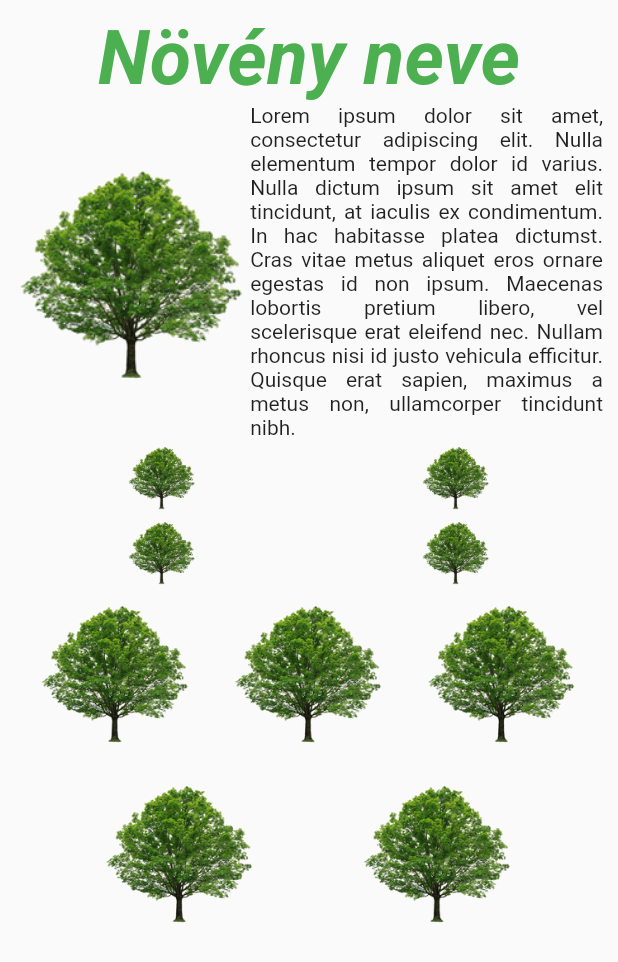
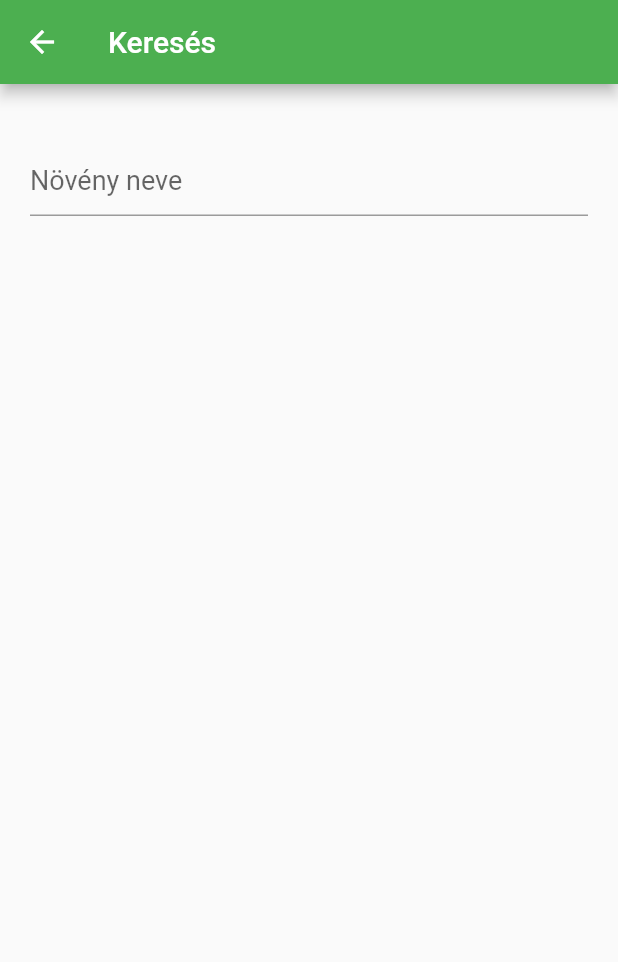
Before and after one commit to Beck-berry/arborapp, a Flutter app: the screen it shows after launch, after a tap on "Növény keresése", on a phone screen of 412 x 824 dp. Shown: the top 962 px of the screen. Run offline on Flutter 3.47's test engine with Material 2 defaults, Android fonts, the phone set to English and light mode, and no system bars; drawn by our look-alikes of searchfield; our stand-ins replace flutter_map, latlong2.

Commit message:
init többi képernyő

```diff
--- a/lib/src/plant.dart
+++ b/lib/src/plant.dart
@@ -6,19 +6,15 @@ class Plant extends StatelessWidget {
   @override
   Widget build(BuildContext context) {
     return Scaffold(
+        appBar: AppBar(
+          title: const Text(
+            'Növény neve',
+          ),
+        ),
         body: Container(
             margin: const EdgeInsets.all(10.0),
             child: Column(
                 children: [
-                  const Text(
-                    'Növény neve',
-                    style: TextStyle(
-                        fontStyle: FontStyle.italic,
-                        fontWeight: FontWeight.bold,
-                        fontSize: 50,
-                        color: Colors.green
-                    ),
-                  ),
                   IntrinsicHeight(
                       child: Row(
                         crossAxisAlignment: CrossAxisAlignment.stretch,
--- /dev/null
+++ b/lib/src/search.dart
@@ -0,0 +1,29 @@
+import 'package:flutter/material.dart';
+import 'package:searchfield/searchfield.dart';
+
+class Search extends StatelessWidget {
+  const Search({Key? key}) : super(key: key);
+
+  @override
+  Widget build(BuildContext context) {
+    return Scaffold(
+      appBar: AppBar(
+        title: const Text(
+        'Keresés',
+        ),
+      ),
+      body: Container(
+        margin: const EdgeInsets.symmetric(vertical: 40, horizontal: 20),
+        child: SearchField(
+          suggestions: ['ABC', 'DEF', 'GHI', 'JKL'].map((e) => SearchFieldListItem(e, child: Text(e))).toList(),
+          searchStyle: TextStyle(
+            fontSize: 18,
+            color: Colors.black.withOpacity(0.8),
+          ),
+          hint: 'Növény neve',
+          hasOverlay: false,
+        ),
+      )
+    );
+  }
+}
--- a/pubspec.yaml
+++ b/pubspec.yaml
@@ -34,6 +34,8 @@ dependencies:
   # The following adds the Cupertino Icons font to your application.
   # Use with the CupertinoIcons class for iOS style icons.
   cupertino_icons: ^1.0.2
+  flutter_map: ^1.1.1
+  searchfield: ^0.6.6
 
 dev_dependencies:
   flutter_test:
```
Also changed, not shown: lib/main.dart (+7 -5 lines), lib/src/map.dart (added, +37 -0 lines), lib/src/profile.dart (added, +27 -0 lines), 1 other file.
